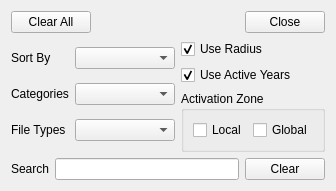
Qt form src/resources/ERFilterArea.ui (IDREsandbox/vsim) before a commit.
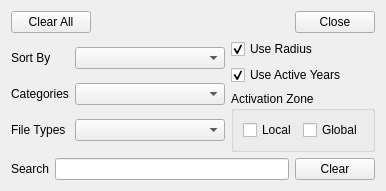
The same form after that commit.

```diff
--- a/src/resources/ERFilterArea.ui
+++ b/src/resources/ERFilterArea.ui
@@ -6,7 +6,7 @@
    <rect>
     <x>0</x>
     <y>0</y>
-    <width>313</width>
+    <width>363</width>
     <height>180</height>
    </rect>
   </property>
@@ -67,7 +67,14 @@
         </widget>
        </item>
        <item row="1" column="1">
-        <widget class="QComboBox" name="categoriesBox"/>
+        <widget class="QComboBox" name="categoriesBox">
+         <property name="minimumSize">
+          <size>
+           <width>150</width>
+           <height>0</height>
+          </size>
+         </property>
+        </widget>
        </item>
        <item row="2" column="0">
         <widget class="QLabel" name="label">
```
